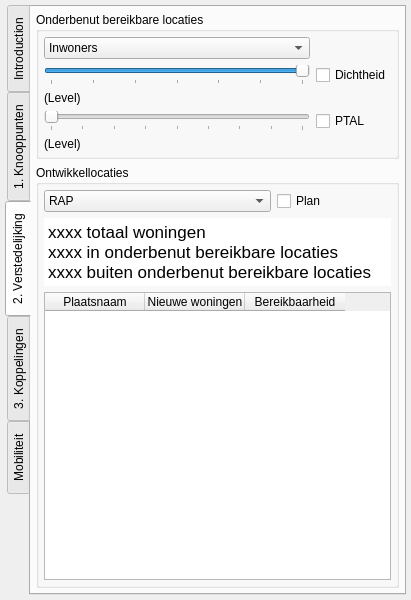
This is KPOpilot/kpo_datasysteem_pilot_dockwidget_base.ui in Deltametropool/kpo-pilot as Qt 5 draws it before an edit. The edited form follows.
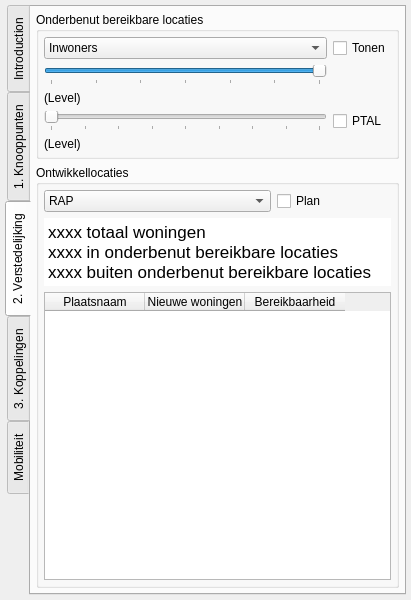
This is the edited form. The open tabs and pages were chosen to show the change.

What changed in the file:
```diff
--- a/KPOpilot/kpo_datasysteem_pilot_dockwidget_base.ui
+++ b/KPOpilot/kpo_datasysteem_pilot_dockwidget_base.ui
@@ -404,13 +404,6 @@
              </property>
             </widget>
            </item>
-           <item row="1" column="1">
-            <widget class="QCheckBox" name="intensityShowCheck">
-             <property name="text">
-              <string>Dichtheid</string>
-             </property>
-            </widget>
-           </item>
            <item row="2" column="0" colspan="2">
             <widget class="QLabel" name="intensityValueLabel">
              <property name="text">
@@ -499,6 +492,13 @@
              </item>
             </widget>
            </item>
+           <item row="0" column="1">
+            <widget class="QCheckBox" name="intensityShowCheck">
+             <property name="text">
+              <string>Tonen</string>
+             </property>
+            </widget>
+           </item>
           </layout>
          </widget>
         </item>
```
Left out of the diff: 98 changed lines with no effect on the pictures.
